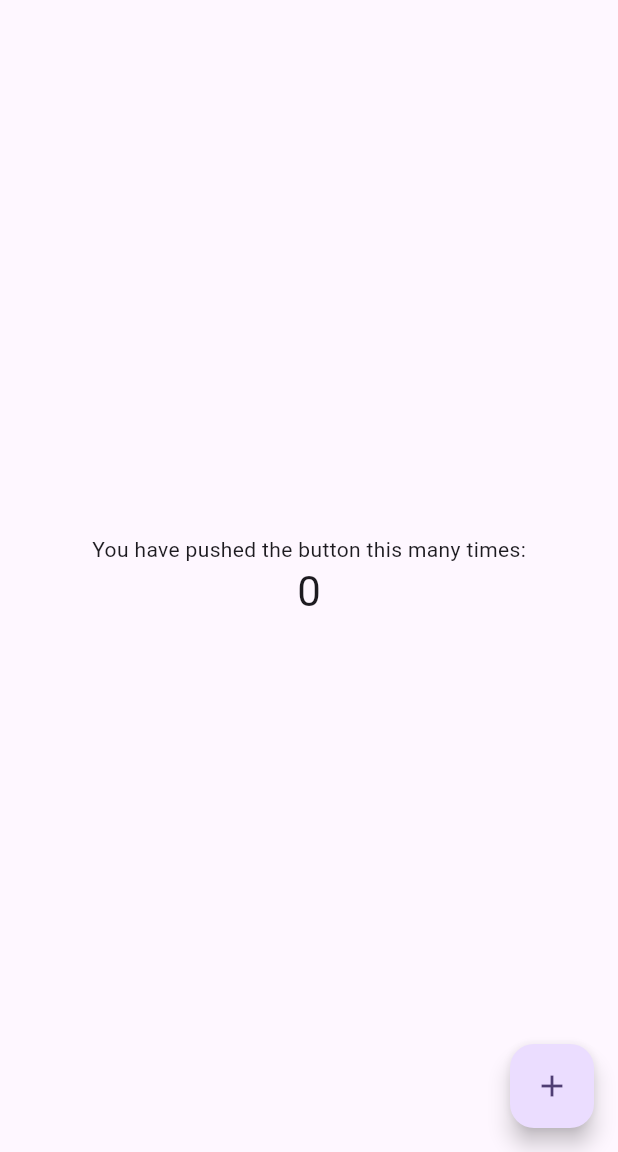
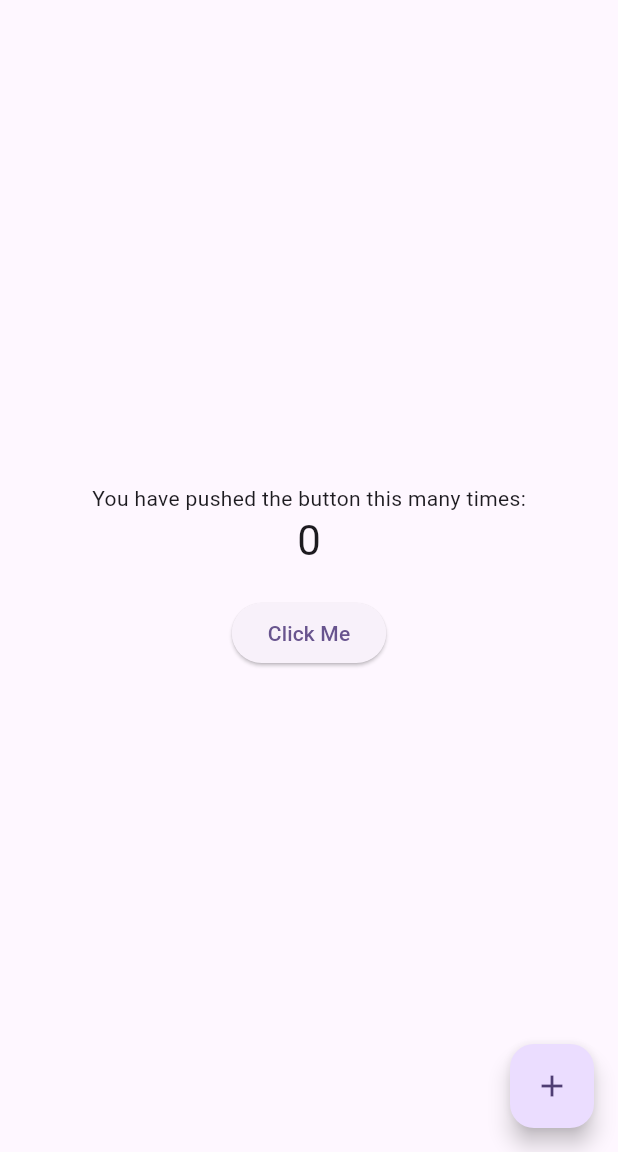
Before and after one commit to agumasdesalew-stack/quiz, a Flutter app: the screen it shows after launch, on a phone screen of 412 x 824 dp, the part 84-1236 px from its top. Run offline on Flutter 3.47's test engine with Material 3 defaults, Android fonts, the phone set to English and light mode, and no system bars.

Commit message:
commit mssg

```diff
--- a/lib/main.dart
+++ b/lib/main.dart
@@ -11,7 +11,7 @@ class MyApp extends StatelessWidget {
   @override
   Widget build(BuildContext context) {
     return MaterialApp(
-      title: 'Flutter Demo',
+      title: 'quiz Demo',
       theme: ThemeData(
         // This is the theme of your application.
         //
@@ -109,6 +109,13 @@ class _MyHomePageState extends State<MyHomePage> {
               '$_counter',
               style: Theme.of(context).textTheme.headlineMedium,
             ),
+            const SizedBox(height: 20), // Add some spacing
+            ElevatedButton(
+              onPressed: () {
+                // Add your button logic here
+              },
+              child: const Text('Click Me'),
+            ),
           ],
         ),
       ),
```
Also changed, not shown: 1 other file.
